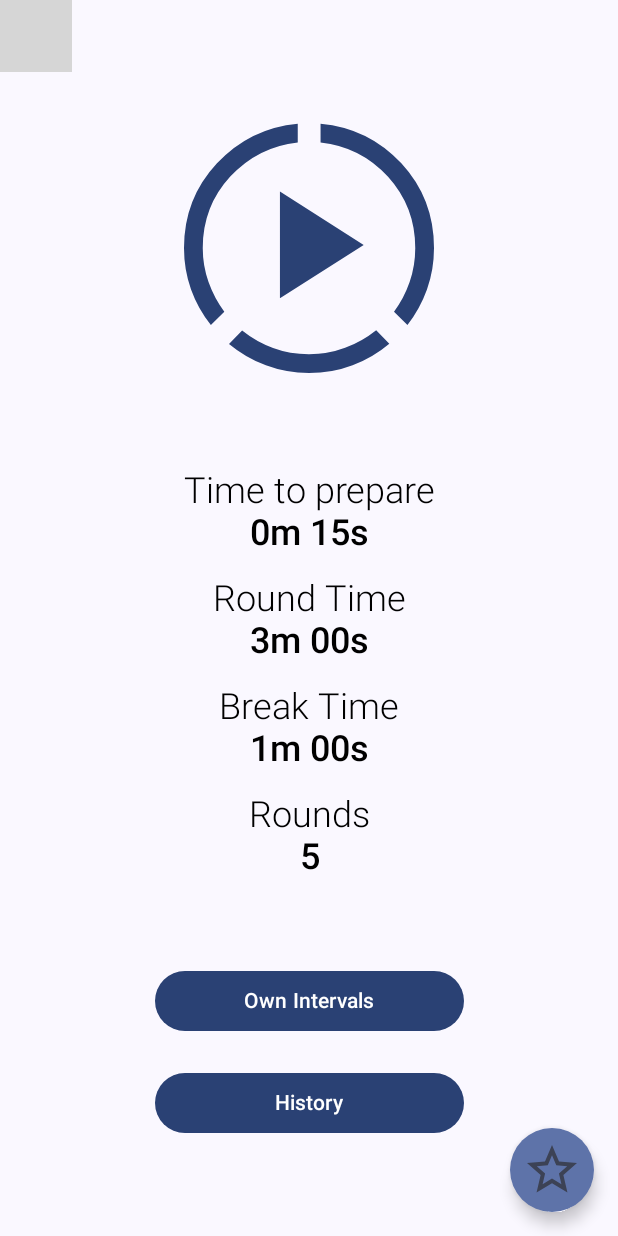
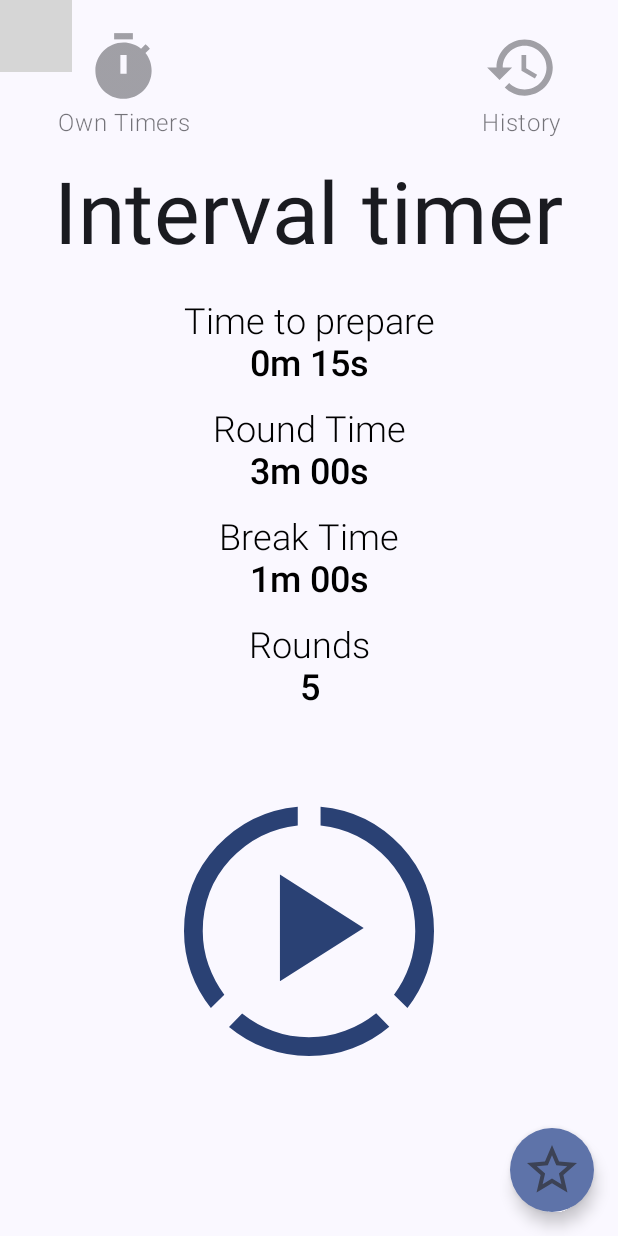
Before and after one commit to Andruszkiewicz-Artur/Interval-Timer, an Android app built with Jetpack Compose: the screen it shows after launch (MainActivity), on a phone screen of 412 x 824 dp. Run offline under Robolectric (Android 15) with nearby library versions, the phone set to English and light mode, and no system bars; our stand-ins replace Dagger/Hilt's generated code, Room's generated code; libraries missing offline, so code that uses them is left out: com.maxkeppeker.sheets, com.maxkeppeler.sheets; 9 statements that could not run were skipped; grey boxes are pictures that could not be loaded.

Commit message:
Update home view

```diff
--- a/app/src/main/java/com/example/intervaltimer/future_intervalTimer/present/home/compose/Home.kt
+++ b/app/src/main/java/com/example/intervaltimer/future_intervalTimer/present/home/compose/Home.kt
@@ -13,6 +13,8 @@ import androidx.compose.foundation.clickable
 import androidx.compose.foundation.layout.*
 import androidx.compose.foundation.shape.CircleShape
 import androidx.compose.material.icons.Icons
+import androidx.compose.material.icons.filled.History
+import androidx.compose.material.icons.filled.Timer
 import androidx.compose.material.icons.outlined.Star
 import androidx.compose.material.icons.outlined.StarBorder
 import androidx.compose.material3.*
@@ -31,6 +33,7 @@ import com.example.intervaltimer.future_intervalTimer.domain.model.ChooseOptionE
 import com.example.intervaltimer.future_intervalTimer.present.home.HomeEvent
 import com.example.intervaltimer.future_intervalTimer.present.home.HomeViewModel
 import com.example.intervaltimer.future_intervalTimer.present.home.compose.CurrentChoosePresentation
+import com.example.intervaltimer.future_intervalTimer.present.home.compose.HomeButton
 import com.maxkeppeker.sheets.core.models.base.SelectionButton
 import com.maxkeppeker.sheets.core.models.base.rememberUseCaseState
 import com.maxkeppeler.sheets.duration.DurationDialog
@@ -143,25 +146,39 @@ fun Home(
         }
     ) {
         Column(
-            verticalArrangement = Arrangement.Center,
             horizontalAlignment = Alignment.CenterHorizontally,
             modifier = Modifier
                 .fillMaxSize()
         ) {
-            Icon(
-                painter = painterResource(id = R.drawable.sound_sampler),
-                contentDescription = null,
-                tint = MaterialTheme.colorScheme.primary,
+            Row(
+                horizontalArrangement = Arrangement.Center,
+                verticalAlignment = Alignment.CenterVertically,
                 modifier = Modifier
-                    .padding(bottom = 40.dp)
-                    .size(200.dp)
-                    .clickable {
-                        navHostController.navigate(
-                            Screen.Timer.sendData(
-                                state.timer
-                            )
-                        )
-                    }
+                    .fillMaxWidth()
+                    .padding(top = 20.dp)
+            ) {
+                HomeButton(
+                    image = Icons.Filled.Timer,
+                    text = "Own Timers"
+                ) {
+                    navHostController.navigate(Screen.OwnIntervalTimers.route)
+                }
+
+                Spacer(modifier = Modifier.fillMaxWidth(0.6f))
+
+                HomeButton(
+                    image = Icons.Filled.History,
+                    text = "History"
+                ) {
+                    navHostController.navigate(Screen.History.route)
+                }
+            }
+
+            Text(
+                text = "Interval timer",
+                fontSize = MaterialTheme.typography.displayLarge.fontSize,
+                modifier = Modifier
+                    .padding(16.dp)
             )
 
             CurrentChoosePresentation(
@@ -192,31 +209,22 @@ fun Home(
             ) {
                 roundState.show()
             }
-
-            Spacer(modifier = Modifier.height(50.dp))
-            Button(
-                onClick = {
-                    navHostController.navigate(Screen.OwnIntervalTimers.route)
-                },
+            Spacer(modifier = Modifier.height(40.dp))
+            Icon(
+                painter = painterResource(id = R.drawable.sound_sampler),
+                contentDescription = null,
+                tint = MaterialTheme.colorScheme.primary,
                 modifier = Modifier
-                    .fillMaxWidth(0.5f)
-            ) {
-                Text(
-                    text = "Own Intervals"
-                )
-            }
-            Spacer(modifier = Modifier.height(20.dp))
-            Button(
-                onClick = {
-                    navHostController.navigate(Screen.History.route)
-                },
-                modifier = Modifier
-                    .fillMaxWidth(0.5f)
-            ) {
-                Text(
-                    text = "History"
-                )
-            }
+                    .padding(bottom = 40.dp)
+                    .size(200.dp)
+                    .clickable {
+                        navHostController.navigate(
+                            Screen.Timer.sendData(
+                                state.timer
+                            )
+                        )
+                    }
+            )
         }
     }
 }
--- /dev/null
+++ b/app/src/main/java/com/example/intervaltimer/future_intervalTimer/present/home/compose/HomeButton.kt
@@ -0,0 +1,55 @@
+package com.example.intervaltimer.future_intervalTimer.present.home.compose
+
+import android.graphics.drawable.VectorDrawable
+import androidx.compose.foundation.clickable
+import androidx.compose.foundation.layout.Arrangement
+import androidx.compose.foundation.layout.Column
+import androidx.compose.foundation.layout.size
+import androidx.compose.material.icons.Icons
+import androidx.compose.material.icons.filled.Timer
+import androidx.compose.material3.Icon
+import androidx.compose.material3.MaterialTheme
+import androidx.compose.material3.Text
+import androidx.compose.runtime.Composable
+import androidx.compose.ui.Alignment
+import androidx.compose.ui.Modifier
+import androidx.compose.ui.graphics.Color
+import androidx.compose.ui.graphics.vector.ImageVector
+import androidx.compose.ui.text.font.FontWeight
+import androidx.compose.ui.text.style.TextAlign
+import androidx.compose.ui.tooling.preview.Preview
+import androidx.compose.ui.unit.dp
+import androidx.compose.ui.unit.sp
+
+@Composable
+fun HomeButton(
+    image: ImageVector,
+    text: String,
+    imageColor: Color = MaterialTheme.colorScheme.onBackground.copy(alpha = 0.4f),
+    textColor: Color = MaterialTheme.colorScheme.onBackground.copy(alpha = 0.6f),
+    onClick: () -> Unit
+) {
+    Column(
+        horizontalAlignment = Alignment.CenterHorizontally,
+        verticalArrangement = Arrangement.Center,
+        modifier = Modifier
+            .clickable {
+                onClick()
+            }
+    ) {
+        Icon(
+            imageVector = image,
+            contentDescription = null,
+            tint = imageColor,
+            modifier = Modifier
+                .size(50.dp)
+        )
+        Text(
+            text = text,
+            color = textColor,
+            fontSize = 16.sp,
+            textAlign = TextAlign.Center,
+            fontWeight = FontWeight.Light
+        )
+    }
+}
```
